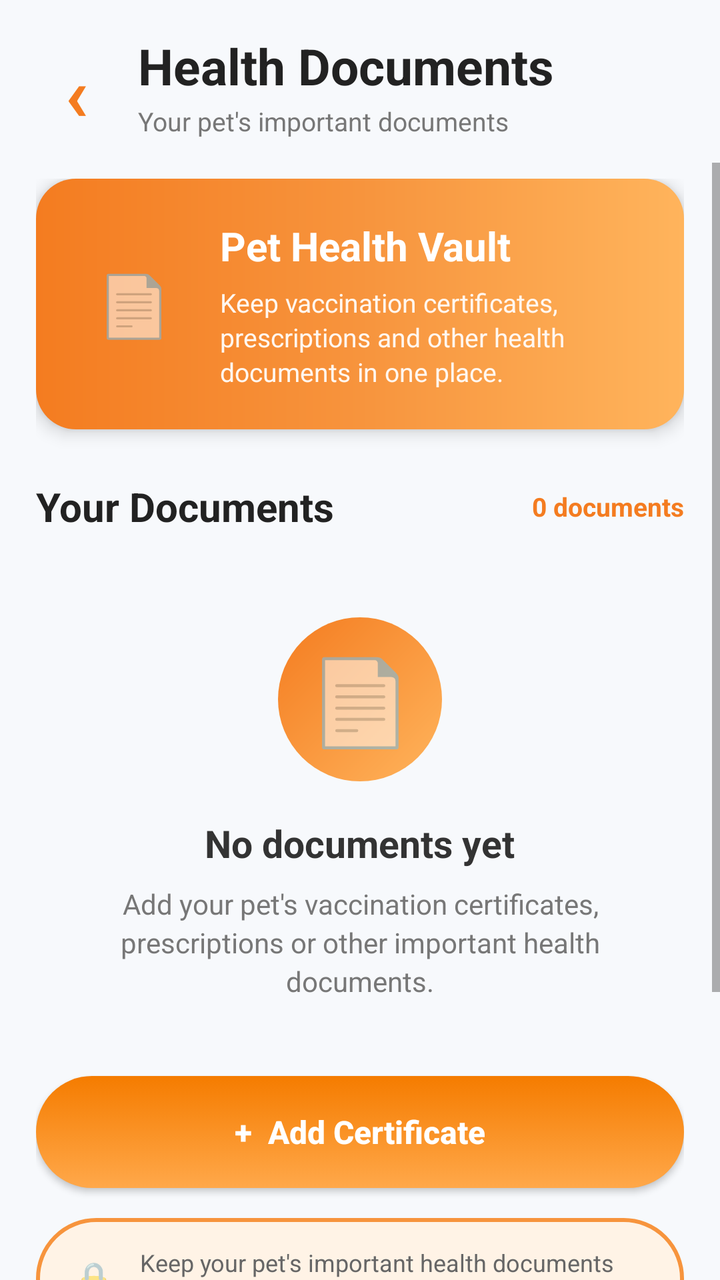
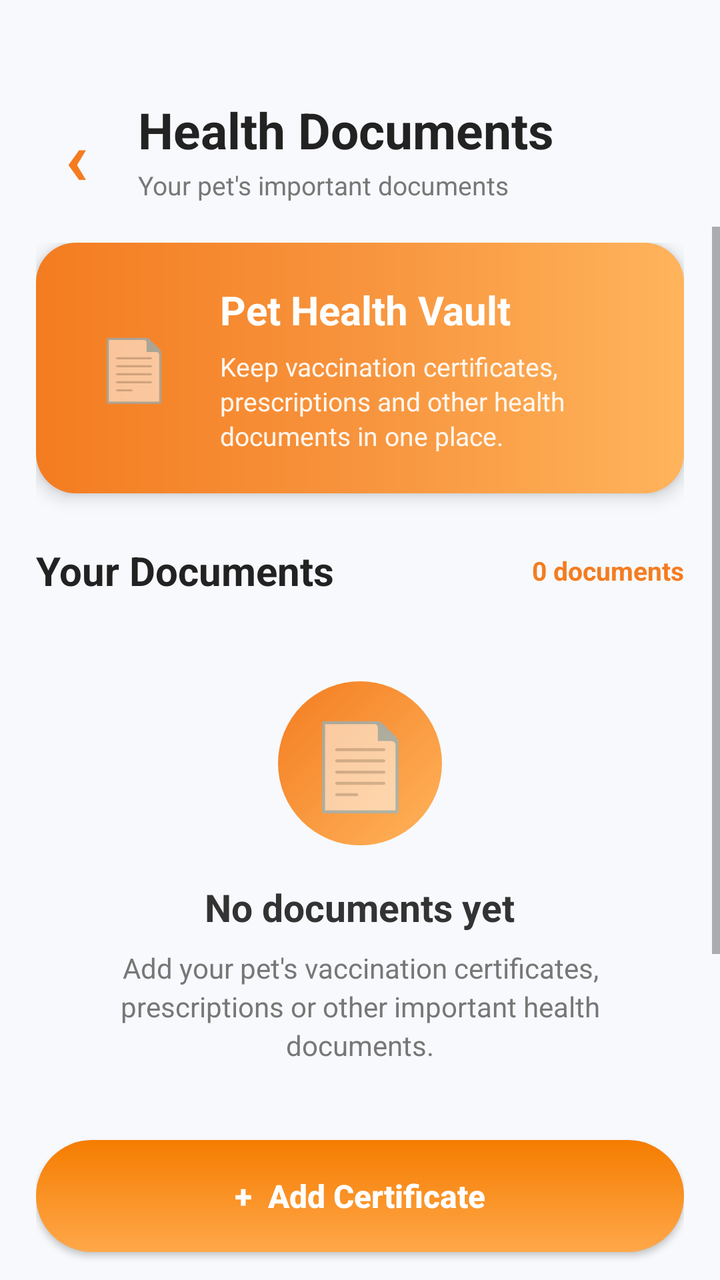

Screens rendered from an Android XML layout before and after an edit, with the pre-edit source and the edit as a unified diff.
<!-- AndroidManifest.xml: application theme Theme.PETCARE -->
<!-- res/layout/health.xml -->
<?xml version="1.0" encoding="utf-8"?>
<androidx.constraintlayout.widget.ConstraintLayout
    xmlns:android="http://schemas.android.com/apk/res/android"
    xmlns:app="http://schemas.android.com/apk/res-auto"
    android:layout_width="match_parent"
    android:layout_height="match_parent"
    android:background="#F7F9FC">

    
    
    

    <LinearLayout
        android:id="@+id/headerLayout"
        android:layout_width="match_parent"
        android:layout_height="wrap_content"
        android:orientation="horizontal"
        android:gravity="center_vertical"
        android:paddingStart="16dp"
        android:paddingTop="16dp"
        android:paddingEnd="16dp"
        android:paddingBottom="12dp"
        app:layout_constraintTop_toTopOf="parent"
        app:layout_constraintStart_toStartOf="parent"
        app:layout_constraintEnd_toEndOf="parent">

        

        <TextView
            android:id="@+id/btnBack"
            android:layout_width="45dp"
            android:layout_height="45dp"
            android:gravity="center"
            android:text="‹"
            android:textColor="#F47C20"
            android:textSize="38sp"
            android:textStyle="bold"
            android:clickable="true"
            android:focusable="true"/>

        

        <LinearLayout
            android:layout_width="0dp"
            android:layout_height="wrap_content"
            android:layout_weight="1"
            android:orientation="vertical"
            android:paddingStart="8dp">

            <TextView
                android:layout_width="wrap_content"
                android:layout_height="wrap_content"
                android:text="Health Documents"
                android:textColor="#222222"
                android:textSize="25sp"
                android:textStyle="bold"/>

            <TextView
                android:layout_width="wrap_content"
                android:layout_height="wrap_content"
                android:layout_marginTop="2dp"
                android:text="Your pet's important documents"
                android:textColor="#777777"
                android:textSize="13sp"/>

        </LinearLayout>

    </LinearLayout>


    
    
    

    <ScrollView
        android:id="@+id/healthScrollView"
        android:layout_width="match_parent"
        android:layout_height="0dp"
        android:fillViewport="true"
        android:clipToPadding="false"
        android:paddingBottom="100dp"
        app:layout_constraintTop_toBottomOf="@id/headerLayout"
        app:layout_constraintBottom_toBottomOf="parent"
        app:layout_constraintStart_toStartOf="parent"
        app:layout_constraintEnd_toEndOf="parent">

        <LinearLayout
            android:layout_width="match_parent"
            android:layout_height="wrap_content"
            android:orientation="vertical"
            android:paddingStart="18dp"
            android:paddingEnd="18dp"
            android:paddingTop="8dp"
            android:paddingBottom="30dp">


            
            
            

            <LinearLayout
                android:layout_width="match_parent"
                android:layout_height="wrap_content"
                android:orientation="horizontal"
                android:gravity="center_vertical"
                android:padding="20dp"
                android:background="@drawable/health_gradient"
                android:elevation="5dp">

                

                <TextView
                    android:layout_width="58dp"
                    android:layout_height="58dp"
                    android:gravity="center"
                    android:text="📄"
                    android:textSize="30sp"/>


                

                <LinearLayout
                    android:layout_width="0dp"
                    android:layout_height="wrap_content"
                    android:layout_weight="1"
                    android:orientation="vertical"
                    android:paddingStart="14dp">

                    <TextView
                        android:layout_width="wrap_content"
                        android:layout_height="wrap_content"
                        android:text="Pet Health Vault"
                        android:textColor="#FFFFFF"
                        android:textSize="20sp"
                        android:textStyle="bold"/>

                    <TextView
                        android:layout_width="match_parent"
                        android:layout_height="wrap_content"
                        android:layout_marginTop="6dp"
                        android:text="Keep vaccination certificates, prescriptions and other health documents in one place."
                        android:textColor="#FFF7F0"
                        android:textSize="13sp"
                        android:lineSpacingExtra="2dp"/>

                </LinearLayout>

            </LinearLayout>


            
            
            

            <LinearLayout
                android:layout_width="match_parent"
                android:layout_height="wrap_content"
                android:orientation="horizontal"
                android:gravity="center_vertical"
                android:layout_marginTop="25dp"
                android:layout_marginBottom="12dp">

                <TextView
                    android:layout_width="0dp"
                    android:layout_height="wrap_content"
                    android:layout_weight="1"
                    android:text="Your Documents"
                    android:textColor="#222222"
                    android:textSize="20sp"
                    android:textStyle="bold"/>

                <TextView
                    android:id="@+id/tvDocumentCount"
                    android:layout_width="wrap_content"
                    android:layout_height="wrap_content"
                    android:text="0 documents"
                    android:textColor="#F47C20"
                    android:textSize="13sp"
                    android:textStyle="bold"/>

            </LinearLayout>


            
            
            

            <LinearLayout
                android:id="@+id/emptyState"
                android:layout_width="match_parent"
                android:layout_height="wrap_content"
                android:orientation="vertical"
                android:gravity="center"
                android:paddingTop="30dp"
                android:paddingBottom="30dp">

                

                <TextView
                    android:layout_width="82dp"
                    android:layout_height="82dp"
                    android:gravity="center"
                    android:text="📄"
                    android:textSize="42sp"
                    android:background="@drawable/iconcircle"/>


                

                <TextView
                    android:layout_width="wrap_content"
                    android:layout_height="wrap_content"
                    android:layout_marginTop="18dp"
                    android:text="No documents yet"
                    android:textColor="#333333"
                    android:textSize="19sp"
                    android:textStyle="bold"/>


                

                <TextView
                    android:layout_width="300dp"
                    android:layout_height="wrap_content"
                    android:layout_marginTop="8dp"
                    android:gravity="center"
                    android:text="Add your pet's vaccination certificates, prescriptions or other important health documents."
                    android:textColor="#777777"
                    android:textSize="14sp"
                    android:lineSpacingExtra="3dp"/>

            </LinearLayout>


            
            
            

            <LinearLayout
                android:id="@+id/documentsContainer"
                android:layout_width="match_parent"
                android:layout_height="wrap_content"
                android:orientation="vertical"
                android:visibility="gone"/>


            
            
            

            <Button
                android:id="@+id/btnAddCertificate"
                android:layout_width="match_parent"
                android:layout_height="56dp"
                android:layout_marginTop="8dp"
                android:text="+  Add Certificate"
                android:textAllCaps="false"
                android:textColor="#FFFFFF"
                android:textSize="16sp"
                android:textStyle="bold"
                android:background="@drawable/button_orange"
                android:elevation="4dp"/>


            
            
            

            <LinearLayout
                android:layout_width="match_parent"
                android:layout_height="wrap_content"
                android:layout_marginTop="15dp"
                android:padding="14dp"
                android:orientation="horizontal"
                android:gravity="center_vertical"
                android:background="@drawable/button_light">

                <TextView
                    android:layout_width="30dp"
                    android:layout_height="30dp"
                    android:gravity="center"
                    android:text="🔒"
                    android:textSize="17sp"/>

                <TextView
                    android:layout_width="0dp"
                    android:layout_height="wrap_content"
                    android:layout_weight="1"
                    android:layout_marginStart="8dp"
                    android:text="Keep your pet's important health documents organized in one place."
                    android:textColor="#666666"
                    android:textSize="12sp"
                    android:lineSpacingExtra="2dp"/>

            </LinearLayout>

        </LinearLayout>

    </ScrollView>

</androidx.constraintlayout.widget.ConstraintLayout>
<!-- resources referenced by this layout -->
<resources>
  <!-- drawable button_light (drawable) -->
  <?xml version="1.0" encoding="utf-8"?>
  <selector xmlns:android="http://schemas.android.com/apk/res/android">
  
      <item android:state_pressed="true">
          <shape>
              <solid android:color="#FFE3C2"/>
              <corners android:radius="30dp"/>
          </shape>
      </item>
  
      <item>
          <shape>
              <solid android:color="#FFF3E6"/>
              <stroke
                  android:width="2dp"
                  android:color="#F7943D"/>
  
              <corners android:radius="30dp"/>
          </shape>
      </item>
  
  </selector>
  <!-- drawable button_orange (drawable) -->
  <?xml version="1.0" encoding="utf-8"?>
  <selector xmlns:android="http://schemas.android.com/apk/res/android">
  
      
      <item android:state_pressed="true">
          <shape android:shape="rectangle">
              <solid android:color="#E67E22"/>
              <corners android:radius="30dp"/>
          </shape>
      </item>
  
      
      <item>
          <shape android:shape="rectangle">
              <gradient
                  android:angle="90"
                  android:startColor="#FFA84A"
                  android:endColor="#F57C00"/>
  
              <corners android:radius="30dp"/>
  
              <padding
                  android:left="16dp"
                  android:right="16dp"
                  android:top="12dp"
                  android:bottom="12dp"/>
          </shape>
      </item>
  
  </selector>
  <!-- drawable health_gradient (drawable) -->
  <?xml version="1.0" encoding="utf-8"?>
  <shape xmlns:android="http://schemas.android.com/apk/res/android"
      android:shape="rectangle">
  
      <gradient
          android:angle="0"
          android:startColor="#F47C20"
          android:centerColor="#F7943D"
          android:endColor="#FFB45C"/>
  
      <corners android:radius="20dp"/>
  
  </shape>
  <!-- drawable iconcircle (drawable) -->
  <?xml version="1.0" encoding="utf-8"?>
  <shape xmlns:android="http://schemas.android.com/apk/res/android"
      android:shape="oval">
  
      <gradient
          android:startColor="#FFB45C"
          android:endColor="#F47C20"
          android:angle="135" />
  
  </shape>
  <style name="Theme.PETCARE" parent="Theme.AppCompat.Light.NoActionBar">
          
      </style>
</resources>

<!-- the commit's change to res/layout/health.xml (unified diff, before → after) -->
@@ -11,6 +11,7 @@
     
 
     <LinearLayout
+        android:layout_marginTop="32dp"
         android:id="@+id/headerLayout"
         android:layout_width="match_parent"
         android:layout_height="wrap_content"
